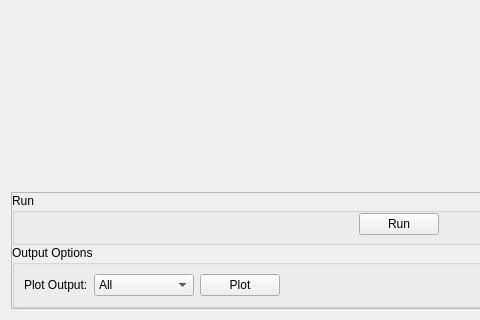
This is qt/scientific_interfaces/Indirect/JumpFit.ui in mantidproject/mantid as Qt 5 draws it before an edit; both pictures show x 0 to 480 and y 414 to 734 of the 798 by 734 pixel window. The edited form follows.
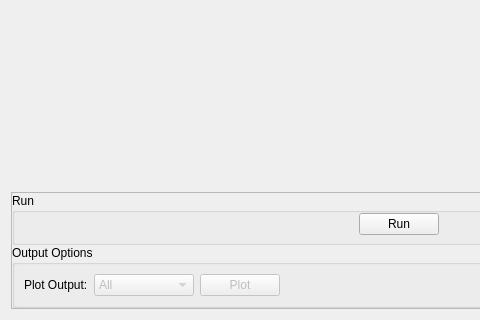
This is the edited form. Custom widgets are drawn as their Qt base class.

```diff
--- a/qt/scientific_interfaces/Indirect/JumpFit.ui
+++ b/qt/scientific_interfaces/Indirect/JumpFit.ui
@@ -223,6 +223,9 @@
              </item>
              <item>
               <widget class="QComboBox" name="cbPlotType">
+               <property name="enabled">
+                <bool>false</bool>
+               </property>
                <property name="minimumSize">
                 <size>
                  <width>100</width>
@@ -244,6 +247,9 @@
              </item>
              <item>
               <widget class="QPushButton" name="pbPlot">
+               <property name="enabled">
+                <bool>false</bool>
+               </property>
                <property name="text">
                 <string>Plot</string>
                </property>
```
